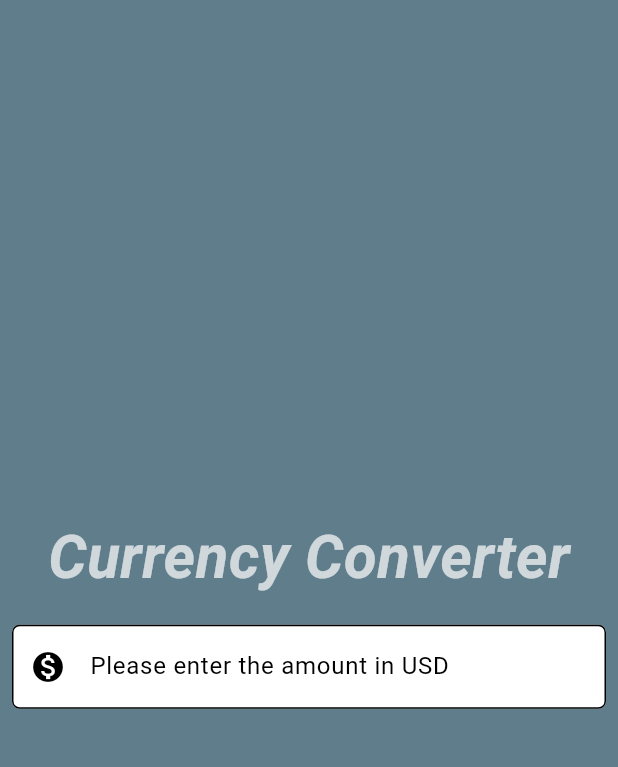
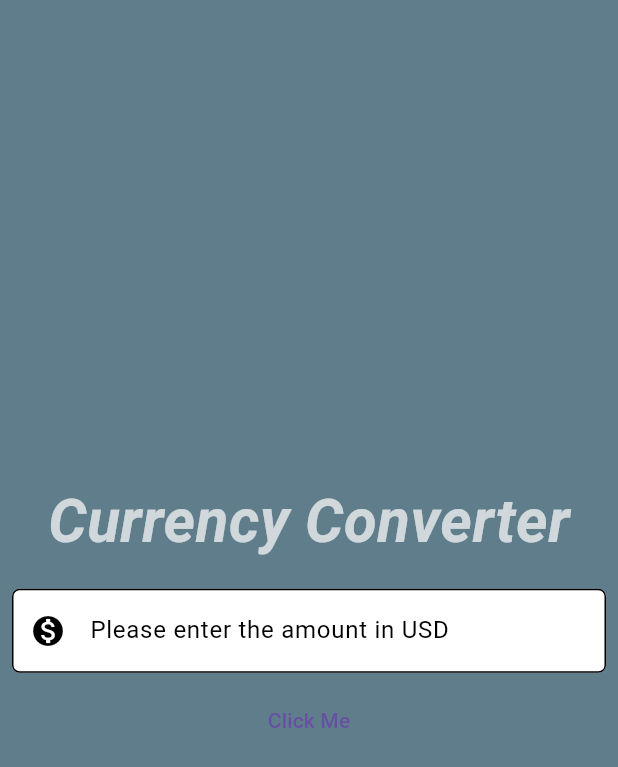
Before and after one commit to Ayushhhshh/currency_converter, a Flutter app: the screen it shows after launch, on a phone screen of 412 x 824 dp. Shown: the top 767 px of the screen. Run offline on Flutter 3.47's test engine with Material 3 defaults, Android fonts, the phone set to English and light mode, and no system bars.

```diff
--- a/lib/currency_material_app.dart
+++ b/lib/currency_material_app.dart
@@ -1,3 +1,5 @@
+// ignore_for_file: prefer_const_constructors, duplicate_ignore
+
 import 'package:flutter/material.dart';
 
 class CurrencyMaterialPage extends StatelessWidget{
@@ -6,16 +8,18 @@ class CurrencyMaterialPage extends StatelessWidget{
 
   @override
   Widget build(BuildContext context) {
-    return const Scaffold(
+    return Scaffold(
       backgroundColor: Colors.blueGrey,
         body:  Center(
             child: Column(
               mainAxisAlignment: MainAxisAlignment.center ,
+              // ignore: duplicate_ignore
               children: [
                 Text("Currency Converter",style: TextStyle(fontSize: 40,fontWeight: FontWeight.bold,fontStyle: FontStyle.italic,color: Colors.white70
                 )
                 ),
                 SizedBox(height: 8),
+                // ignore: prefer_const_constructors
                 Padding(
                   padding: EdgeInsets.all(8.0),
                   child: TextField( style : TextStyle(color: Colors.black),
@@ -31,7 +35,10 @@ class CurrencyMaterialPage extends StatelessWidget{
                   keyboardType: TextInputType.numberWithOptions(decimal: true),
                   cursorColor: Colors.black,
                   ),
-                )],
+                ),
+                TextButton(onPressed: () {
+                  print('Ayush');
+                }, child: Text("Click Me"))]
             ),
           ),
         );
```
